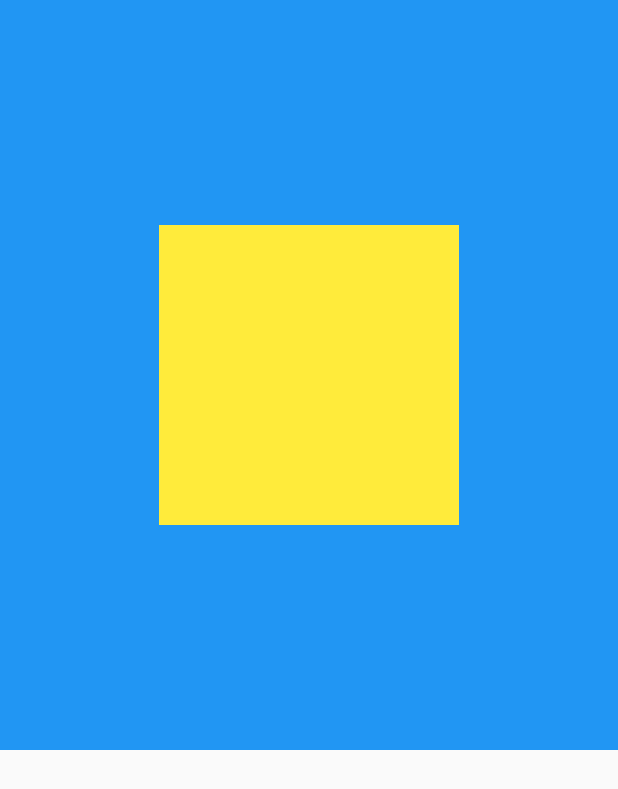
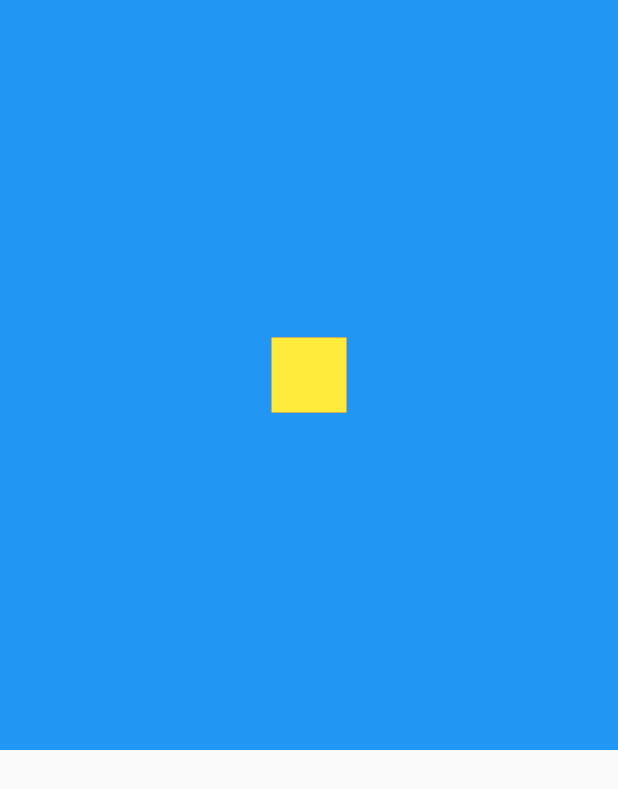
Before and after one commit to JangWoojun/flutter_layout, a Flutter app: the screen it shows after launch, on a phone screen of 412 x 824 dp. Shown: the top 789 px of the screen. Run offline on Flutter 3.47's test engine with Material 2 defaults, Android fonts, the phone set to English and light mode, and no system bars.

Commit message:
flutter의 제약 조건 BoxConstraints loose 함

```diff
--- a/lib/main.dart
+++ b/lib/main.dart
@@ -30,7 +30,7 @@ class ConstraintsWidget extends StatelessWidget {
       color: Colors.blue,
       child: Center(
         child: Container(
-          constraints: BoxConstraints.tight(Size(200, 200)), // tight는 빡빡함
+          constraints: BoxConstraints.loose(Size(200, 200)), // loose는 널널함 자식 객체 크기를 따라감
           color: Colors.red,
           child: Container(
             width: 50,
```
